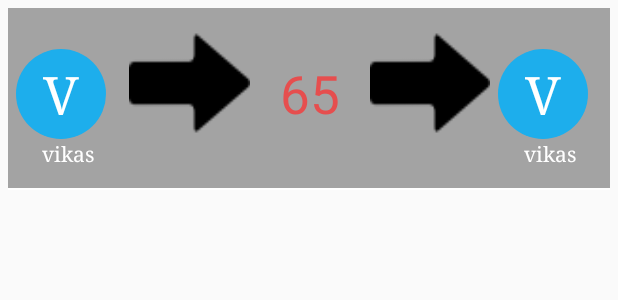
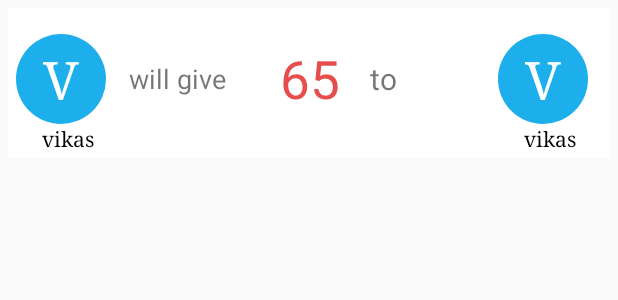
Before and after one commit to vikkyconer/Hisab, an Android app: the layout transaction_details_list_item.xml on its own in the app's theme, with its tools: preview values and no code run, on a phone screen of 412 x 824 dp. Shown: the top 300 px of the screen. Run offline under Robolectric (Android 15) with nearby library versions, the phone set to English and light mode, and no system bars.

```diff
--- a/app/src/main/res/layout/compute_fragment.xml
+++ b/app/src/main/res/layout/compute_fragment.xml
@@ -7,14 +7,12 @@
     <LinearLayout
         android:layout_width="match_parent"
         android:layout_height="match_parent"
-        android:background="@color/green">
+        android:background="@drawable/main_screen_background_2">
 
         <ListView
             android:id="@+id/transaction_details_list"
             android:layout_width="match_parent"
-            android:layout_height="match_parent"
-            android:divider="@color/gray"
-            android:dividerHeight="1dp"></ListView>
+            android:layout_height="match_parent"></ListView>
     </LinearLayout>
 
 </LinearLayout>
--- a/app/src/main/res/layout/transaction_details_list_item.xml
+++ b/app/src/main/res/layout/transaction_details_list_item.xml
@@ -7,8 +7,8 @@
 
     <LinearLayout
         android:layout_width="match_parent"
-        android:layout_height="120dp"
-        android:background="@color/gray"
+        android:layout_height="100dp"
+        android:background="@color/white"
         android:orientation="horizontal"
         android:paddingBottom="5dp"
         android:weightSum="5">
@@ -38,16 +38,17 @@
                 android:layout_below="@id/who_should_pay_first_letter"
                 android:layout_centerInParent="true"
                 android:text="vikas"
-                android:textColor="@color/white"
+                android:textColor="@color/black"
                 android:typeface="serif" />
         </RelativeLayout>
 
-        <ImageView
+        <TextView
             android:layout_width="match_parent"
             android:layout_height="wrap_content"
+            android:layout_gravity="center"
             android:layout_weight="1"
-            android:background="@drawable/arrow_right"
-            android:paddingTop="100dp" />
+            android:text="will give"
+            android:textSize="18dp" />
 
         <RelativeLayout
             android:layout_width="match_parent"
@@ -64,12 +65,13 @@
                 android:textSize="35sp" />
         </RelativeLayout>
 
-        <ImageView
+        <TextView
             android:layout_width="match_parent"
             android:layout_height="wrap_content"
+            android:layout_gravity="center"
             android:layout_weight="1"
-            android:background="@drawable/arrow_right"
-            android:paddingTop="100dp" />
+            android:text="to"
+            android:textSize="20dp" />
 
         <RelativeLayout
             android:layout_width="match_parent"
@@ -96,14 +98,10 @@
                 android:layout_below="@id/to_whom_names_first_letter"
                 android:layout_centerInParent="true"
                 android:text="vikas"
-                android:textColor="@color/white"
+                android:textColor="@color/black"
                 android:typeface="serif" />
         </RelativeLayout>
     </LinearLayout>
 
-    <View
-        android:layout_width="match_parent"
-        android:layout_height="1dp"
-        android:background="@color/white" />
 
 </LinearLayout>
```
